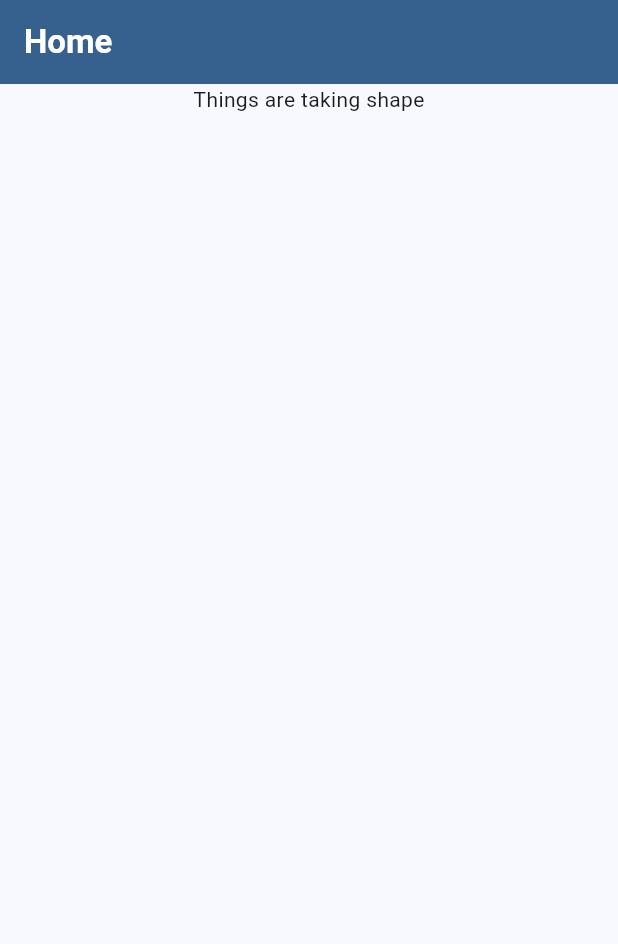
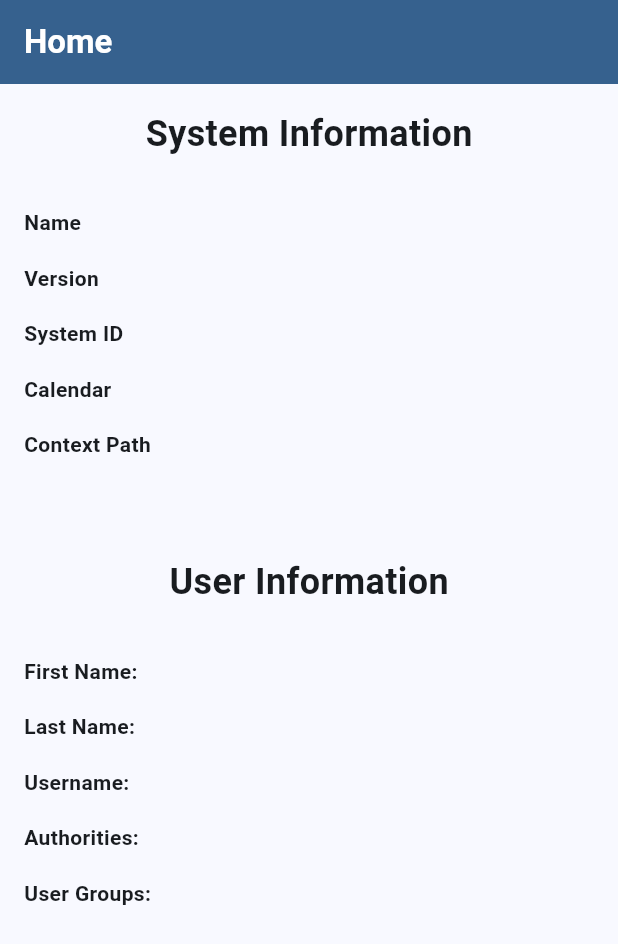
Before and after one commit to hisptz/dhis2-flutter-toolkit-example-app, a Flutter app: the Home screen opened directly, on a phone screen of 412 x 824 dp. Shown: the top 944 px of the screen. Run offline on Flutter 3.47's test engine with Material 3 defaults, Android fonts, the phone set to English and light mode, and no system bars; our stand-ins replace objectbox, shared_preferences; accounts and stored records are empty; generated files the repository leaves out were written again.

Commit message:
feat(repositories): Implementation
- Implemented repositories for system info and users

```diff
--- /dev/null
+++ b/lib/components/DetailsRow.dart
@@ -0,0 +1,26 @@
+import 'package:flutter/material.dart';
+
+class DetailsRow extends StatelessWidget {
+  final String label;
+  final String value;
+
+  const DetailsRow({super.key, required this.label, required this.value});
+
+  @override
+  Widget build(BuildContext context) {
+    return Row(
+      crossAxisAlignment: CrossAxisAlignment.center,
+      mainAxisAlignment: MainAxisAlignment.spaceBetween,
+      children: [
+        Text(
+          "$label:",
+          style: const TextStyle(fontWeight: FontWeight.bold),
+        ),
+        const Padding(
+          padding: EdgeInsets.symmetric(horizontal: 16.0),
+        ),
+        Expanded(child: Text(value))
+      ],
+    );
+  }
+}
--- a/lib/components/SystemInfo.dart
+++ b/lib/components/SystemInfo.dart
@@ -1,10 +1,109 @@
+import 'package:dhis2_flutter_toolkit/models/metadata/systemInfo.dart';
+import 'package:dhis2_flutter_toolkit/repositories/systemInfo.dart';
 import 'package:flutter/material.dart';
 
-class SystemInfo extends StatelessWidget {
-  const SystemInfo({super.key});
+class SystemInfoWidget extends StatefulWidget {
+  const SystemInfoWidget({super.key});
+
+  @override
+  State<SystemInfoWidget> createState() => _SystemInfoWidgetState();
+}
+
+class _SystemInfoWidgetState extends State<SystemInfoWidget> {
+  bool loading = false;
+  SystemInfoRepository repository = SystemInfoRepository();
+  SystemInfo? info;
+
+  @override
+  void initState() {
+    setState(() {
+      info = repository.get();
+    });
+    super.initState();
+  }
 
   @override
   Widget build(BuildContext context) {
-    return const Placeholder();
+    if (loading) {
+      return const Center(
+        child: CircularProgressIndicator(),
+      );
+    }
+    return Padding(
+      padding: const EdgeInsets.all(16),
+      child: Column(
+        children: [
+          const Text(
+            "System Information",
+            style: TextStyle(fontWeight: FontWeight.bold, fontSize: 24),
+          ),
+          const Padding(
+            padding: EdgeInsets.symmetric(vertical: 16.0),
+          ),
+          Row(
+            mainAxisAlignment: MainAxisAlignment.spaceBetween,
+            children: [
+              const Text(
+                "Name",
+                style: TextStyle(fontWeight: FontWeight.bold),
+              ),
+              Text(info?.systemName ?? "")
+            ],
+          ),
+          const Padding(
+            padding: EdgeInsets.symmetric(vertical: 8.0),
+          ),
+          Row(
+            mainAxisAlignment: MainAxisAlignment.spaceBetween,
+            children: [
+              const Text(
+                "Version",
+                style: TextStyle(fontWeight: FontWeight.bold),
+              ),
+              Text(info?.version ?? "")
+            ],
+          ),
+          const Padding(
+            padding: EdgeInsets.symmetric(vertical: 8.0),
+          ),
+          Row(
+            mainAxisAlignment: MainAxisAlignment.spaceBetween,
+            children: [
+              const Text(
+                "System ID",
+                style: TextStyle(fontWeight: FontWeight.bold),
+              ),
+              Text(info?.systemId ?? "")
+            ],
+          ),
+          const Padding(
+            padding: EdgeInsets.symmetric(vertical: 8.0),
+          ),
+          Row(
+            mainAxisAlignment: MainAxisAlignment.spaceBetween,
+            children: [
+              const Text(
+                "Calendar",
+                style: TextStyle(fontWeight: FontWeight.bold),
+              ),
+              Text(info?.calendar ?? "")
+            ],
+          ),
+          const Padding(
+            padding: EdgeInsets.symmetric(vertical: 8.0),
+          ),
+          Row(
+            mainAxisAlignment: MainAxisAlignment.spaceBetween,
+            children: [
+              const Text(
+                "Context Path",
+                style: TextStyle(fontWeight: FontWeight.bold),
+              ),
+              Text(info?.contextPath ?? "")
+            ],
+          ),
+        ],
+      ),
+    );
   }
 }
--- /dev/null
+++ b/lib/components/UserInfoWidget.dart
@@ -0,0 +1,72 @@
+import 'package:dhis2_flutter_toolkit/components/DetailsRow.dart';
+import 'package:dhis2_flutter_toolkit/models/metadata/user.dart';
+import 'package:dhis2_flutter_toolkit/repositories/user.dart';
+import 'package:flutter/material.dart';
+
+class UserInfoWidget extends StatefulWidget {
+  const UserInfoWidget({super.key});
+
+  @override
+  State<UserInfoWidget> createState() => _UserInfoWidgetState();
+}
+
+class _UserInfoWidgetState extends State<UserInfoWidget> {
+  bool loading = false;
+  UserRepository repository = UserRepository();
+  DHIS2MeUser? info;
+
+  @override
+  void initState() {
+    setState(() {
+      info = repository.get();
+    });
+    super.initState();
+  }
+
+  @override
+  Widget build(BuildContext context) {
+    if (loading) {
+      return const Center(
+        child: CircularProgressIndicator(),
+      );
+    }
+    return Padding(
+      padding: const EdgeInsets.all(16),
+      child: Column(
+        children: [
+          const Text(
+            "User Information",
+            style: TextStyle(fontWeight: FontWeight.bold, fontSize: 24),
+          ),
+          const Padding(
+            padding: EdgeInsets.symmetric(vertical: 16.0),
+          ),
+          DetailsRow(label: "First Name", value: info?.firstName ?? ""),
+          const Padding(
+            padding: EdgeInsets.symmetric(vertical: 8.0),
+          ),
+          DetailsRow(label: "Last Name", value: info?.surname ?? ""),
+          const Padding(
+            padding: EdgeInsets.symmetric(vertical: 8.0),
+          ),
+          DetailsRow(label: "Username", value: info?.username ?? ""),
+          const Padding(
+            padding: EdgeInsets.symmetric(vertical: 8.0),
+          ),
+          DetailsRow(
+              label: "Authorities", value: info?.authorities.join(", ") ?? ""),
+          const Padding(
+            padding: EdgeInsets.symmetric(vertical: 8.0),
+          ),
+          DetailsRow(
+              label: "User Groups",
+              value: info?.userGroups
+                      .map((group) => group.name)
+                      .toList()
+                      .join(", ") ??
+                  "")
+        ],
+      ),
+    );
+  }
+}
--- a/lib/models/metadata/attributeValue.dart
+++ b/lib/models/metadata/attributeValue.dart
@@ -6,16 +6,14 @@ import 'attribute.dart';
 
 @Entity()
 class DHIS2AttributeValue {
-
+  int id = 0;
 
   final attribute = ToOne<DHIS2Attribute>();
   final dataElement = ToOne<DataElement>();
   final trackedEntityAttribute = ToOne<TrackedEntityAttribute>();
   dynamic value;
 
-
   DHIS2AttributeValue({this.value});
 
   DHIS2AttributeValue.fromMap(Map json) : value = json["value"];
-
 }
--- a/lib/models/metadata/dataElement.dart
+++ b/lib/models/metadata/dataElement.dart
@@ -31,7 +31,6 @@ class DataElement extends DHIS2MetadataResource {
   final optionSet = ToOne<DHIS2OptionSet>();
 
   DataElement(
-
       {required this.created,
       required this.lastUpdated,
       required this.uid,
@@ -66,4 +65,6 @@ class DataElement extends DHIS2MetadataResource {
     legendSets.addAll(set);
   }
 
+  @override
+  int id = 0;
 }
--- a/lib/models/metadata/legend.dart
+++ b/lib/models/metadata/legend.dart
@@ -3,6 +3,8 @@ import 'package:objectbox/objectbox.dart';
 
 @Entity()
 class Legend extends DHIS2MetadataResource {
+  @override
+  int id = 0;
   @override
   DateTime created;
 
@@ -17,7 +19,6 @@ class Legend extends DHIS2MetadataResource {
   int endValue;
   String color;
   String displayName;
-
 
   Legend(
       {required this.created,
@@ -38,5 +39,4 @@ class Legend extends DHIS2MetadataResource {
         endValue = json["endValue"],
         color = json["color"],
         displayName = json["displayName"];
-
 }
--- a/lib/models/metadata/organisationUnit.dart
+++ b/lib/models/metadata/organisationUnit.dart
@@ -2,10 +2,9 @@ import 'package:dhis2_flutter_toolkit/models/metadata/metadataBase.dart';
 import 'package:objectbox/objectbox.dart';
 
 @Entity()
-
 class OrganisationUnit implements DHIS2MetadataResource {
-
-
+  @override
+  int id = 0;
   String name;
   String shortName;
   @override
@@ -18,7 +17,6 @@ class OrganisationUnit implements DHIS2MetadataResource {
 
   @override
   DateTime lastUpdated;
-
 
   OrganisationUnit(
       {required this.name,
--- a/lib/models/metadata/organisationUnitGroup.dart
+++ b/lib/models/metadata/organisationUnitGroup.dart
@@ -3,9 +3,9 @@ import 'package:dhis2_flutter_toolkit/models/metadata/organisationUnit.dart';
 import 'package:objectbox/objectbox.dart';
 
 @Entity()
-
 class OrganisationUnitGroup implements DHIS2MetadataResource {
-
+  @override
+  int id = 0;
   String name;
   @override
   @Unique()
--- a/lib/models/metadata/organisationUnitLevel.dart
+++ b/lib/models/metadata/organisationUnitLevel.dart
@@ -2,9 +2,9 @@ import 'package:dhis2_flutter_toolkit/models/metadata/metadataBase.dart';
 import 'package:objectbox/objectbox.dart';
 
 @Entity()
-
 class OrganisationUnitLevel implements DHIS2MetadataResource {
-
+  @override
+  int id = 0;
 
   String name;
   @override
--- a/lib/models/metadata/systemInfo.dart
+++ b/lib/models/metadata/systemInfo.dart
@@ -5,7 +5,8 @@ import 'package:objectbox/objectbox.dart';
 final systemInfoBox = db.store.box<SystemInfo>();
 
 @Entity()
-class SystemInfo {
+class SystemInfo extends DHIS2Resource {
+  int id = 0;
 
   String version;
   String revision;
--- a/lib/modules/home.dart
+++ b/lib/modules/home.dart
@@ -1,3 +1,5 @@
+import 'package:dhis2_flutter_toolkit/components/SystemInfo.dart';
+import 'package:dhis2_flutter_toolkit/components/UserInfoWidget.dart';
 import 'package:flutter/material.dart';
 
 class Home extends StatelessWidget {
@@ -15,8 +17,14 @@ class Home extends StatelessWidget {
           ),
         ),
         body: const SingleChildScrollView(
-          child: Center(
-            child: Text("Things are taking shape"),
+          child: Column(
+            children: [
+              SystemInfoWidget(),
+              Padding(
+                padding: EdgeInsets.symmetric(vertical: 16.0),
+              ),
+              UserInfoWidget()
+            ],
           ),
         ),
       ),
--- a/lib/modules/login.dart
+++ b/lib/modules/login.dart
@@ -28,7 +28,6 @@ class _LoginState extends State<Login> {
 
     if (credentials != null) {
       await credentials.saveToPreference();
-      print(credentials);
     }
     setState(() {
       loading = false;
--- a/lib/syncServices/metadataSync.dart
+++ b/lib/syncServices/metadataSync.dart
@@ -14,7 +14,6 @@ class MetadataSync {
       return {"object": metaSync, "synced": status};
     }));
 
-    print(syncStatus);
     return syncStatus
         .where((element) => !element["synced"])
         .map((element) => element["object"] as BaseSyncService)
--- a/lib/syncServices/userRepository.dart
+++ b/lib/syncServices/userRepository.dart
@@ -15,7 +15,6 @@ class UserSyncService extends BaseSyncService<DHIS2MeUser> {
     if (data == null) {
       return this;
     }
-    print(data);
     entity = DHIS2MeUser.fromMap(data);
     return this;
   }
--- a/lib/utils.dart
+++ b/lib/utils.dart
@@ -9,7 +9,6 @@ Future<DHIS2Credentials?> login(
   DHIS2Client client = DHIS2Client(credentials);
   try {
     Map response = await client.httpGet<Map>("me");
-    print(response);
     return credentials;
   } catch (e) {
     print(e);
```
Also changed, not shown: lib/objectbox-model.json (+246 -87 lines), lib/repositories/base.dart (added, +13 -0 lines), lib/repositories/systemInfo.dart (added, +13 -0 lines), lib/repositories/user.dart (added, +13 -0 lines), lib/objectbox.g.dart.
